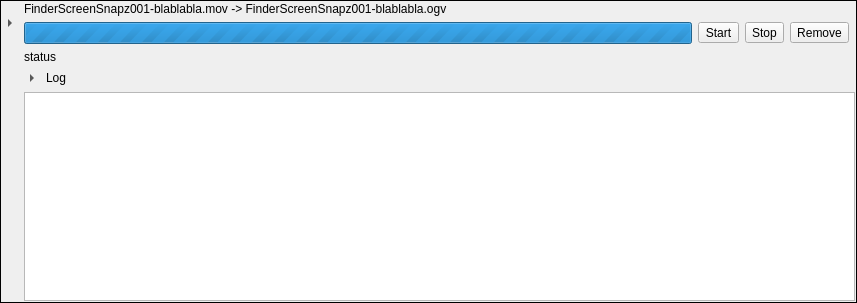
Qt form src/queue_item.ui (an146/qtheorafrontend) before a commit.
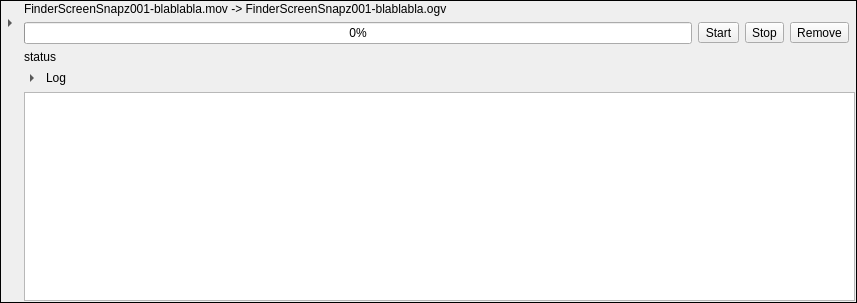
The same form after that commit.

```diff
--- a/src/queue_item.ui
+++ b/src/queue_item.ui
@@ -105,10 +105,10 @@
    <item row="1" column="2">
     <widget class="QProgressBar" name="progress">
      <property name="maximum">
-      <number>0</number>
+      <number>1</number>
      </property>
      <property name="value">
-      <number>-1</number>
+      <number>0</number>
      </property>
     </widget>
    </item>
```
